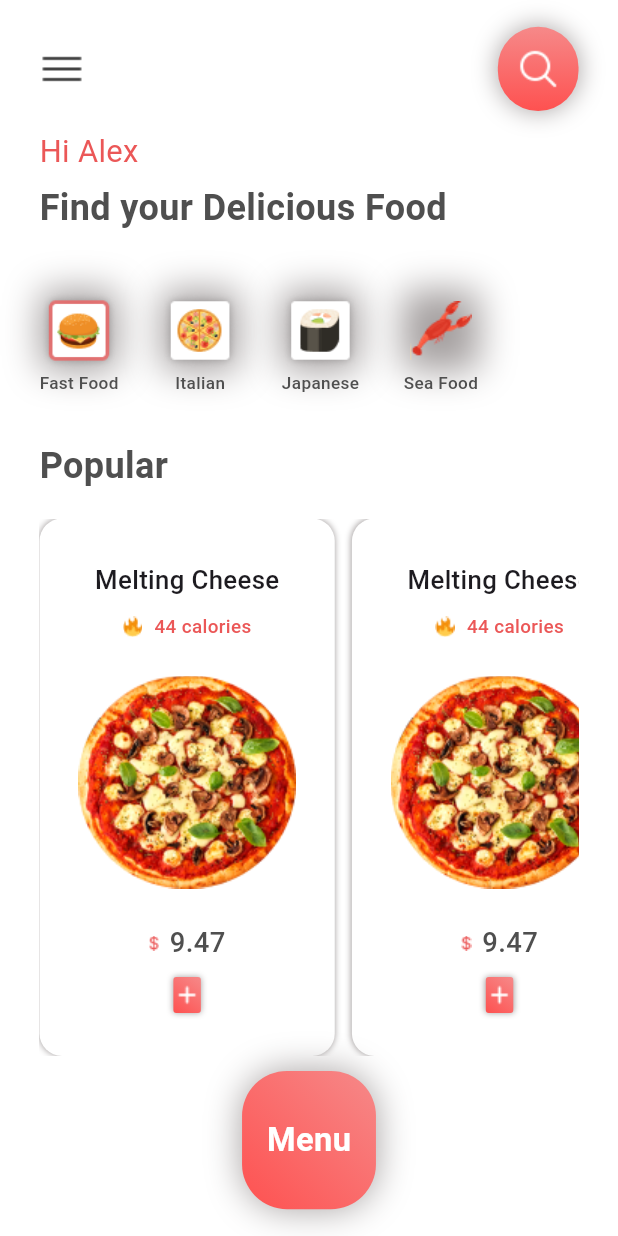
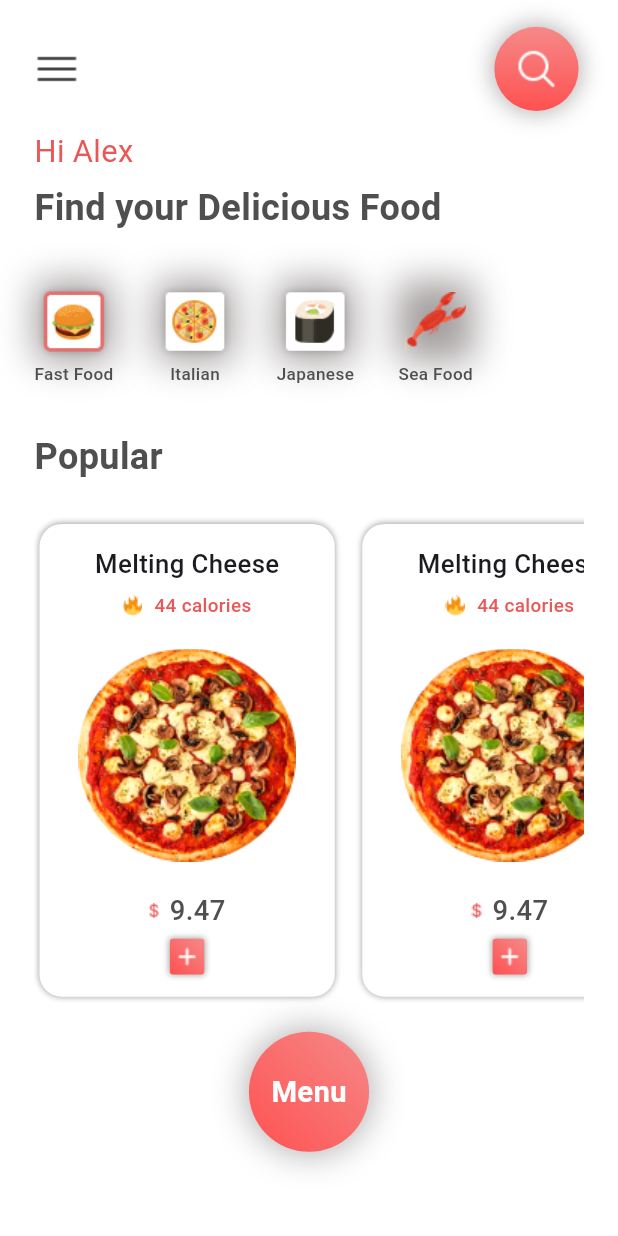
Before and after one commit to safwanjmuhammed/e_commerce_app, a Flutter app: the screen it shows after launch, after a tap on "Get Started", on a phone screen of 412 x 824 dp. Run offline on Flutter 3.47's test engine with Material 3 defaults, Android fonts, the phone set to English and light mode, and no system bars; our stand-ins replace flutter_screenutil.

Commit message:
responsive_home

```diff
--- a/lib/constants/colors.dart
+++ b/lib/constants/colors.dart
@@ -5,5 +5,5 @@ class Constants {
   static Color pink1 = const Color(0XFFFE5150);
   static Color pink2 = const Color(0XFFF68989);
   static EdgeInsetsGeometry defaultPadding =
-      EdgeInsetsDirectional.symmetric(vertical: 15.h, horizontal: 23.w);
+      EdgeInsetsDirectional.symmetric(vertical: 15.h, horizontal: 20.w);
 }
--- a/lib/main.dart
+++ b/lib/main.dart
@@ -14,7 +14,7 @@ class MyApp extends StatelessWidget {
   Widget build(BuildContext context) {
     SystemChrome.setPreferredOrientations([DeviceOrientation.portraitUp]);
     return ScreenUtilInit(
-      designSize: ScreenUtil.defaultSize,
+      designSize: const Size(360, 690),
       builder: (context, child) {
         return MaterialApp(
           debugShowCheckedModeBanner: false,
--- a/lib/screens/home_Screen.dart
+++ b/lib/screens/home_Screen.dart
@@ -20,6 +20,7 @@ class HomePage extends StatelessWidget {
     return Scaffold(
       backgroundColor: Colors.white,
       body: SafeArea(
+        child: SingleChildScrollView(
           child: Padding(
             padding: Constants.defaultPadding,
             child: Column(
@@ -31,7 +32,7 @@ class HomePage extends StatelessWidget {
                     Image.asset('assets/images/Menu.png'),
                     Container(
                         height: 47.h,
-                      width: 47.w,
+                        width: 55.w,
                         decoration: BoxDecoration(
                             boxShadow: const [
                               BoxShadow(
@@ -44,8 +45,7 @@ class HomePage extends StatelessWidget {
                                 colors: [Constants.pink1, Constants.pink2],
                                 begin: Alignment.bottomLeft,
                                 end: Alignment.topLeft),
-                        borderRadius: BorderRadius.circular(50),
-                      ),
+                            shape: BoxShape.circle),
                         child: Image.asset('assets/images/Search.png'))
                   ],
                 ),
@@ -73,17 +73,17 @@ class HomePage extends StatelessWidget {
                         fontWeight: FontWeight.w600),
                   ),
                 ),
-              Padding(padding: EdgeInsets.only(top: 25.h)),
+                Padding(padding: EdgeInsets.only(top: 20.h)),
                 SizedBox(
                   height: 80.h,
                   // width: double.infinity,
                   child: ListView.builder(
-                  shrinkWrap: true,
+                    // shrinkWrap: true,
                     scrollDirection: Axis.horizontal,
                     itemCount: foods.length,
                     itemBuilder: (context, index) {
-                    return foodCat(
-                        foods[index]['image path'], foods[index]['food name']);
+                      return foodCat(foods[index]['image path'],
+                          foods[index]['food name']);
                     },
                   ),
                 ),
@@ -101,7 +101,8 @@ class HomePage extends StatelessWidget {
                   height: 15.h,
                 ),
                 SizedBox(
-                  height: 300.h,
+                    height: 280.h,
+                    // width: double.infinity,
                     child: ListView(
                       scrollDirection: Axis.horizontal,
                       children: [
@@ -121,18 +122,19 @@ class HomePage extends StatelessWidget {
                 //       scrollDirection: Axis.horizontal),
                 // ),
                 ,
-              Expanded(
-                child: Center(
+                Center(
                   child: Padding(
-                    padding: const EdgeInsets.only(top: 10),
+                    padding: EdgeInsets.only(top: 10.h),
                     child: Container(
+                      padding: EdgeInsets.all(10),
                       alignment: Alignment.center,
-                      height: 78.h,
-                      width: 78.w,
+                      height: 70.h,
+                      width: 70.w,
                       decoration: BoxDecoration(
-                          // shape: BoxShape.circle,
+                          //shape: BoxShape.circle,
                           // color: Colors.white,
-                          borderRadius: BorderRadius.all(Radius.circular(30)),
+                          shape: BoxShape.circle,
+                          // borderRadius: BorderRadius.all(Radius.circular(80)),
                           boxShadow: [
                             BoxShadow(
                                 color: Color.fromARGB(255, 165, 160, 160),
@@ -147,13 +149,13 @@ class HomePage extends StatelessWidget {
                       child: Text('Menu',
                           style: TextStyle(
                               fontWeight: FontWeight.w600,
-                              fontSize: 19.sp,
+                              fontSize: 17.sp,
                               color: Colors.white)),
-                    ),
                     ),
                   ),
                 )
               ],
+            ),
           ),
         ),
       ),
@@ -163,7 +165,8 @@ class HomePage extends StatelessWidget {
 
 Widget pizzaContainer() {
   return Container(
-      padding: EdgeInsets.symmetric(vertical: 20.h, horizontal: 20.w),
+      margin: EdgeInsets.symmetric(vertical: 8.h, horizontal: 3.w),
+      padding: EdgeInsets.symmetric(vertical: 10.h, horizontal: 20.w),
       height: 272.h,
       width: 172.w,
       decoration: BoxDecoration(
@@ -216,7 +219,7 @@ Widget pizzaContainer() {
           ),
           Container(
             height: 20.h,
-            width: 16.w,
+            width: 20.w,
             decoration: BoxDecoration(
                 color: const Color(0XFFFFFFFF),
                 shape: BoxShape.rectangle,
```
Lines whose indentation alone changed are shown as unchanged.
